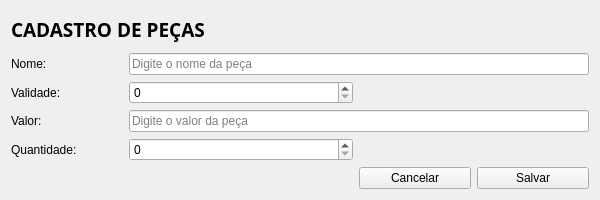
This is view/cad_peca.ui in Gusrrocha/Gerenciador-de-Vendas as Qt 5 draws it before an edit. The edited form follows.
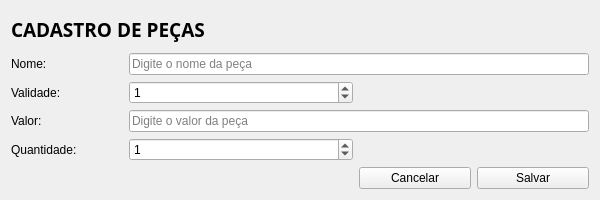
This is the edited form.

Commit message: Cadastro peça

The edit to the form file:
```diff
--- a/view/cad_peca.ui
+++ b/view/cad_peca.ui
@@ -118,7 +118,17 @@
       </widget>
      </item>
      <item row="2" column="1" colspan="2">
-      <widget class="QSpinBox" name="validade"/>
+      <widget class="QSpinBox" name="validade">
+       <property name="toolTipDuration">
+        <number>-1</number>
+       </property>
+       <property name="specialValueText">
+        <string/>
+       </property>
+       <property name="value">
+        <number>1</number>
+       </property>
+      </widget>
      </item>
      <item row="4" column="0">
       <widget class="QLabel" name="label_5">
@@ -128,7 +138,11 @@
       </widget>
      </item>
      <item row="4" column="1" colspan="2">
-      <widget class="QSpinBox" name="quantidade"/>
+      <widget class="QSpinBox" name="quantidade">
+       <property name="value">
+        <number>1</number>
+       </property>
+      </widget>
      </item>
     </layout>
    </item>
```
The commit also changes 1 other file.
